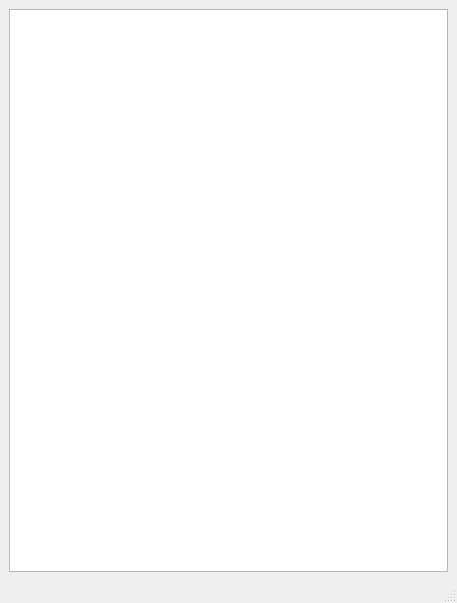
daxmate/learning-pyside6, file src/forms/mainwindow.ui: the form before one commit.
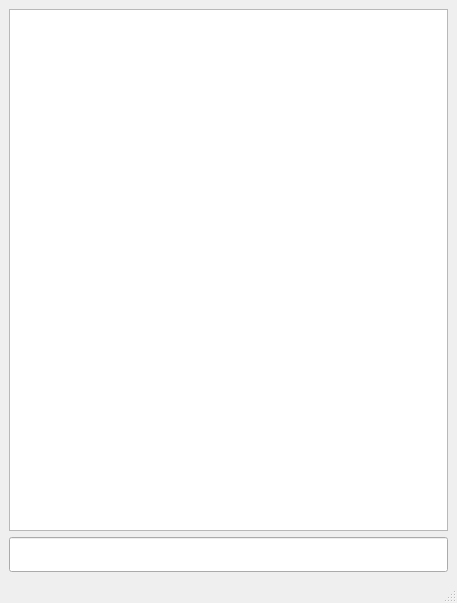
The form after the commit. Custom widgets are drawn as their Qt base class.

Commit message: 增加一个lineEdit并实现了符号配对的功能

Patch:
```diff
--- a/src/forms/mainwindow.ui
+++ b/src/forms/mainwindow.ui
@@ -18,6 +18,16 @@
     <item>
      <widget class="QListView" name="listView"/>
     </item>
+    <item>
+     <widget class="CustomLineEdit" name="lineEdit">
+      <property name="font">
+       <font>
+        <family>JetBrainsMonoNL Nerd Font Mono</family>
+        <pointsize>14</pointsize>
+       </font>
+      </property>
+     </widget>
+    </item>
    </layout>
   </widget>
   <widget class="QMenuBar" name="menubar">
@@ -32,6 +42,13 @@
   </widget>
   <widget class="QStatusBar" name="statusbar"/>
  </widget>
+ <customwidgets>
+  <customwidget>
+   <class>CustomLineEdit</class>
+   <extends>QLineEdit</extends>
+   <header>customlineedit.h</header>
+  </customwidget>
+ </customwidgets>
  <resources/>
  <connections/>
 </ui>
```
The commit also changes 3 other files.
